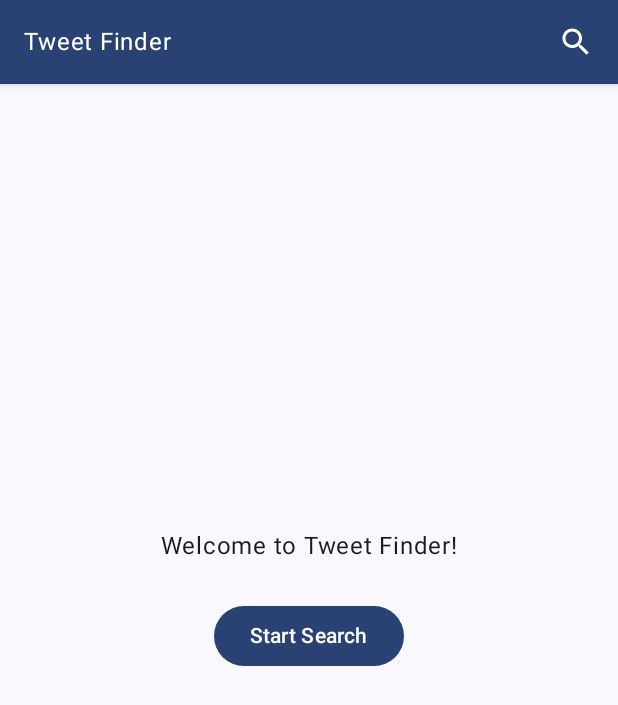
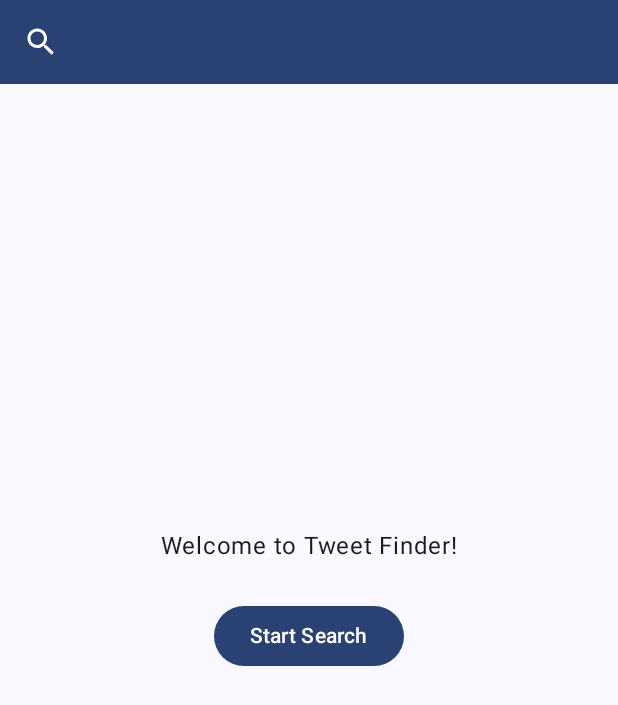
Before and after one commit to kerjani/TweetFinder, an Android app built with Jetpack Compose: the screen it shows after launch (MainActivity), on a phone screen of 412 x 824 dp. Shown: the top 705 px of the screen. Run offline under Robolectric (Android 15) with nearby library versions, the phone set to English and light mode, and no system bars; our stand-ins replace Dagger/Hilt's generated code, livedata-compose.

Commit message:
Added SearchView

```diff
--- a/app/src/main/java/com/kernacs/tweetfinder/MainActivity.kt
+++ b/app/src/main/java/com/kernacs/tweetfinder/MainActivity.kt
@@ -5,20 +5,16 @@ import androidx.activity.ComponentActivity
 import androidx.activity.compose.setContent
 import androidx.activity.viewModels
 import androidx.compose.foundation.layout.fillMaxSize
-import androidx.compose.material.TopAppBar
-import androidx.compose.material.icons.Icons
-import androidx.compose.material.icons.filled.Search
-import androidx.compose.material3.*
+import androidx.compose.material3.ExperimentalMaterial3Api
+import androidx.compose.material3.MaterialTheme
+import androidx.compose.material3.Scaffold
+import androidx.compose.material3.Surface
 import androidx.compose.runtime.Composable
 import androidx.compose.runtime.getValue
 import androidx.compose.runtime.livedata.observeAsState
 import androidx.compose.ui.Modifier
-import androidx.compose.ui.res.stringResource
 import com.kernacs.tweetfinder.data.remote.dto.TweetDto
-import com.kernacs.tweetfinder.ui.composables.EmptyView
-import com.kernacs.tweetfinder.ui.composables.LoadingDialog
-import com.kernacs.tweetfinder.ui.composables.OnBoardingView
-import com.kernacs.tweetfinder.ui.composables.SearchResultList
+import com.kernacs.tweetfinder.ui.composables.*
 import com.kernacs.tweetfinder.ui.theme.TweetFinderTheme
 import dagger.hilt.android.AndroidEntryPoint
 
@@ -34,7 +30,7 @@ class MainActivity : ComponentActivity() {
                 // A surface container using the 'background' color from the theme
                 Surface(
                     modifier = Modifier.fillMaxSize(),
-                    color = MaterialTheme.colorScheme.background
+                    color = MaterialTheme.colorScheme.error
                 ) {
                     ScreenContent(searchResultViewModel)
                 }
@@ -49,25 +45,7 @@ class MainActivity : ComponentActivity() {
 fun ScreenContent(viewModel: TweetSearchViewModel) {
     Scaffold(
         topBar = {
-            TopAppBar(
-                backgroundColor = MaterialTheme.colorScheme.primary,
-                contentColor = MaterialTheme.colorScheme.onPrimary,
-                title = {
-                    Text(
-                        text = stringResource(id = R.string.app_name),
-                        color = MaterialTheme.colorScheme.onPrimary
-                    )
-                },
-                actions = {
-                    IconButton(onClick = { /* doSomething() */ }) {
-                        Icon(
-                            Icons.Filled.Search,
-                            contentDescription = null,
-                            tint = MaterialTheme.colorScheme.onPrimary
-                        )
-                    }
-                }
-            )
+            SearchView(viewModel::search)
         }
     ) {
         val searchResultItems by viewModel.searchResultItems.observeAsState(initial = null)
--- /dev/null
+++ b/app/src/main/java/com/kernacs/tweetfinder/ui/composables/SearchView.kt
@@ -0,0 +1,101 @@
+package com.kernacs.tweetfinder.ui.composables
+
+import androidx.compose.foundation.layout.fillMaxWidth
+import androidx.compose.foundation.layout.padding
+import androidx.compose.foundation.layout.size
+import androidx.compose.foundation.text.KeyboardActions
+import androidx.compose.foundation.text.KeyboardOptions
+import androidx.compose.material.Icon
+import androidx.compose.material.TextField
+import androidx.compose.material.TextFieldDefaults
+import androidx.compose.material.icons.Icons
+import androidx.compose.material.icons.filled.Close
+import androidx.compose.material.icons.filled.Search
+import androidx.compose.material3.IconButton
+import androidx.compose.material3.MaterialTheme
+import androidx.compose.runtime.Composable
+import androidx.compose.runtime.mutableStateOf
+import androidx.compose.runtime.remember
+import androidx.compose.ui.ExperimentalComposeUiApi
+import androidx.compose.ui.Modifier
+import androidx.compose.ui.graphics.Color
+import androidx.compose.ui.graphics.RectangleShape
+import androidx.compose.ui.platform.LocalSoftwareKeyboardController
+import androidx.compose.ui.text.TextStyle
+import androidx.compose.ui.text.input.ImeAction
+import androidx.compose.ui.text.input.KeyboardType
+import androidx.compose.ui.text.input.TextFieldValue
+import androidx.compose.ui.tooling.preview.Preview
+import androidx.compose.ui.unit.dp
+import androidx.compose.ui.unit.sp
+
+@OptIn(ExperimentalComposeUiApi::class)
+@Composable
+fun SearchView(onExecuteSearch: (String) -> Unit) {
+
+    val keyboardController = LocalSoftwareKeyboardController.current
+    val state = remember { mutableStateOf(TextFieldValue("")) }
+
+    TextField(
+        value = state.value,
+        onValueChange = { value ->
+            state.value = value
+        },
+        modifier = Modifier
+            .fillMaxWidth(),
+        textStyle = TextStyle(color = Color.White, fontSize = 18.sp),
+        leadingIcon = {
+            Icon(
+                Icons.Default.Search,
+                contentDescription = "",
+                modifier = Modifier
+                    .padding(15.dp)
+                    .size(24.dp)
+            )
+        },
+        trailingIcon = {
+            if (state.value != TextFieldValue("")) {
+                IconButton(
+                    onClick = {
+                        state.value =
+                            TextFieldValue("") // Remove text from TextField when you press the 'X' icon
+                    }
+                ) {
+                    Icon(
+                        Icons.Default.Close,
+                        contentDescription = "",
+                        modifier = Modifier
+                            .padding(15.dp)
+                            .size(24.dp)
+                    )
+                }
+            }
+        },
+        singleLine = true,
+        shape = RectangleShape, // The TextFiled has rounded corners top left and right by default
+        colors = TextFieldDefaults.textFieldColors(
+            textColor = Color.White,
+            cursorColor = Color.White,
+            leadingIconColor = Color.White,
+            trailingIconColor = Color.White,
+            backgroundColor = MaterialTheme.colorScheme.primary,
+            focusedIndicatorColor = Color.Transparent,
+            unfocusedIndicatorColor = Color.Transparent,
+            disabledIndicatorColor = Color.Transparent
+        ),
+        keyboardOptions = KeyboardOptions(
+            keyboardType = KeyboardType.Text,
+            imeAction = ImeAction.Done,
+        ),
+        keyboardActions = KeyboardActions(onDone = {
+            onExecuteSearch(state.value.text)
+            keyboardController?.hide()
+        }),
+    )
+}
+
+@Preview(showBackground = true)
+@Composable
+fun SearchViewPreview() {
+    SearchView {}
+}
```
